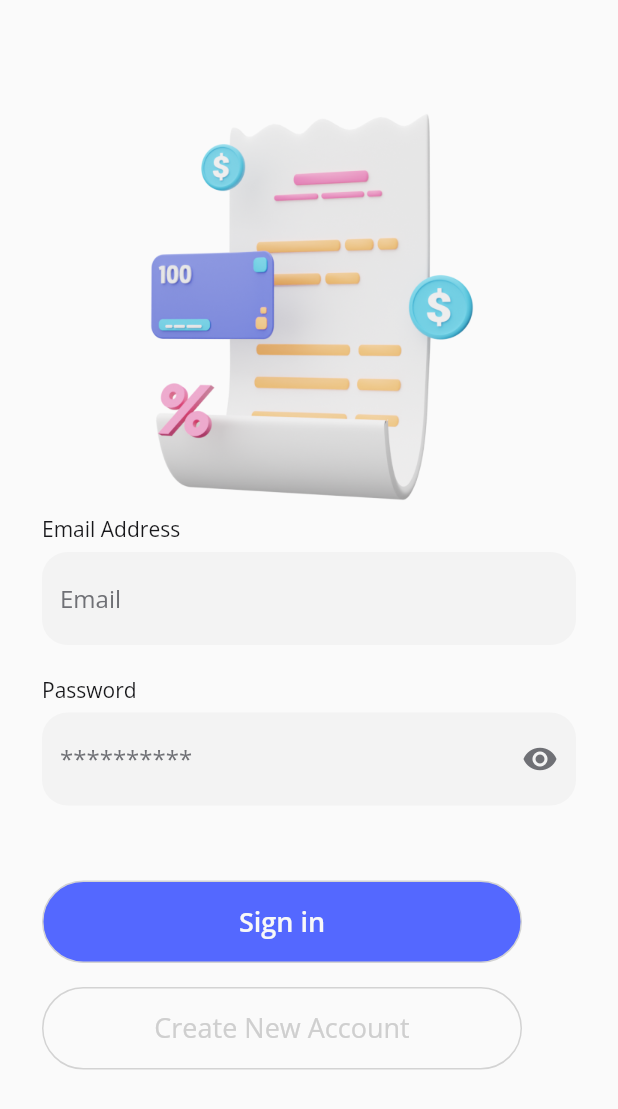
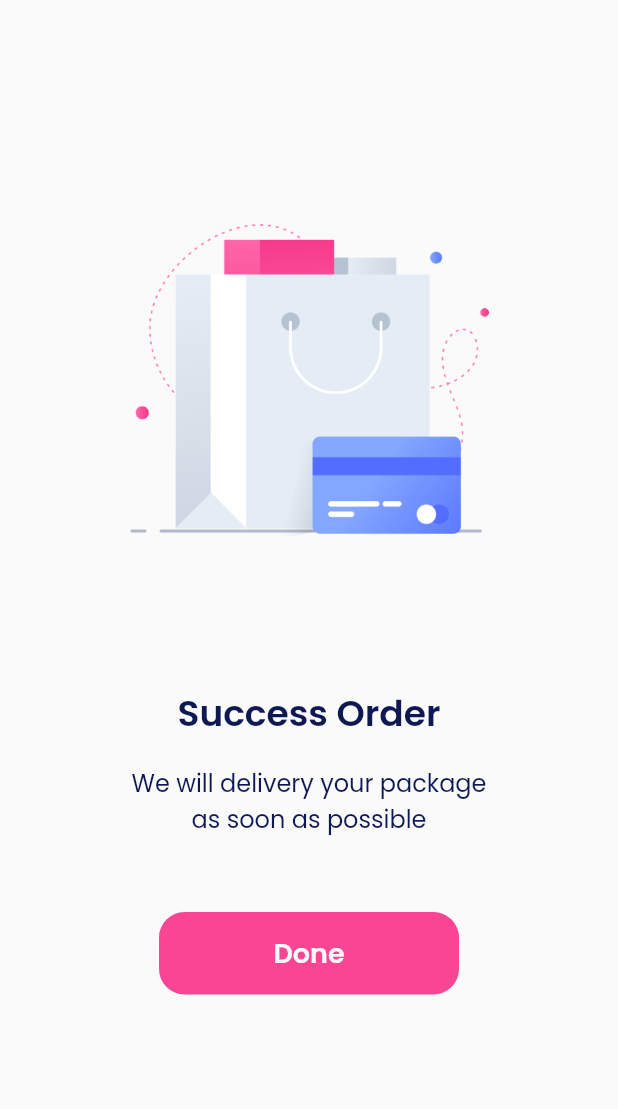
Before and after one commit to khoir-roni/SevenDaysChallange, a Flutter app: the screen it shows after launch, on a phone screen of 412 x 824 dp. Shown: the top 1109 px of the screen. Run offline on Flutter 3.47's test engine with Material 2 defaults, Android fonts, the light colour scheme and no system bars; our stand-ins replace google_fonts.

Commit message:
empty state v1

```diff
--- a/lib/designSystem/Thames.dart
+++ b/lib/designSystem/Thames.dart
@@ -24,3 +24,19 @@ TextStyle NewAccountTextStyle = GoogleFonts.openSans(
   fontSize: 18,
   fontWeight: FontWeight.normal,
 );
+
+TextStyle SuccesOrder = GoogleFonts.poppins(
+  color: Color(0xFF0E1954),
+  fontSize: 24,
+  fontWeight: FontWeight.w600,
+);
+TextStyle WeWilDelivery = GoogleFonts.poppins(
+  color: Color(0xFF0E1954),
+  fontSize: 16,
+  fontWeight: FontWeight.normal,
+);
+TextStyle DoneTextstyle = GoogleFonts.poppins(
+  color: Color(0xFFF8F8F8),
+  fontSize: 18,
+  fontWeight: FontWeight.w600,
+);
--- a/lib/main.dart
+++ b/lib/main.dart
@@ -1,4 +1,5 @@
 import 'package:flutter/material.dart';
+import 'package:seven_day/pages/empty_state.dart';
 import 'package:seven_day/pages/first_splast.dart';
 import 'package:seven_day/pages/fist_singin.dart';
 import 'package:seven_day/pages/get_started_page.dart';
@@ -15,7 +16,7 @@ class SevenDays extends StatelessWidget {
     return MaterialApp(
       debugShowCheckedModeBanner: false,
       title: 'Flutter Demo',
-      home: BrightSignIn(),
+      home: DarkEmptyState(),
     );
   }
 }
--- /dev/null
+++ b/lib/pages/empty_state.dart
@@ -0,0 +1,65 @@
+import 'package:flutter/material.dart';
+import 'package:seven_day/designSystem/Thames.dart';
+
+class DarkEmptyState extends StatelessWidget {
+  @override
+  Widget build(BuildContext context) {
+    return Scaffold(
+      body: Padding(
+        padding: const EdgeInsets.only(
+          top: 148,
+          left: 66,
+          right: 66,
+        ),
+        child: Column(
+          children: [
+            Center(
+              child: Image.asset(
+                'assets/bag.png',
+                height: 210,
+              ),
+            ),
+            SizedBox(
+              height: 100,
+            ),
+            Text(
+              'Success Order',
+              style: SuccesOrder,
+            ),
+            SizedBox(
+              height: 16,
+            ),
+            Text(
+              'We will delivery your package \nas soon as possible',
+              textAlign: TextAlign.center,
+              style: WeWilDelivery,
+            ),
+            SizedBox(
+              height: 50,
+            ),
+            Container(
+              height: 55,
+              width: 200,
+              // decoration: BoxDecoration(
+              //   borderRadius: BorderRadius.circular(50),
+              // ),
+              child: TextButton(
+                onPressed: () {},
+                style: TextButton.styleFrom(
+                  backgroundColor: Color(0xffF94593),
+                  shape: RoundedRectangleBorder(
+                    borderRadius: BorderRadius.circular(17),
+                  ),
+                ),
+                child: Text(
+                  'Done',
+                  style: DoneTextstyle,
+                ),
+              ),
+            ),
+          ],
+        ),
+      ),
+    );
+  }
+}
--- a/lib/pages/v2_first_sign_in.dart
+++ b/lib/pages/v2_first_sign_in.dart
@@ -55,7 +55,13 @@ class BrightSignIn extends StatelessWidget {
 
 // Widget tombol
   Widget btnWidget(style, text, color) {
-    return Container(
+    var button = 0;
+    return InkWell(
+      onTap: () {
+        button++;
+        print(button);
+      },
+      child: Container(
         height: 55,
         width: 320,
         decoration: BoxDecoration(
@@ -71,6 +77,7 @@ class BrightSignIn extends StatelessWidget {
           text,
           style: style,
         )),
+      ),
     );
   }
 
```
Also changed, not shown: assets/bag.png (added), assets/chart.png (added), assets/rocket.png (added). Lines whose indentation alone changed are shown as unchanged.
